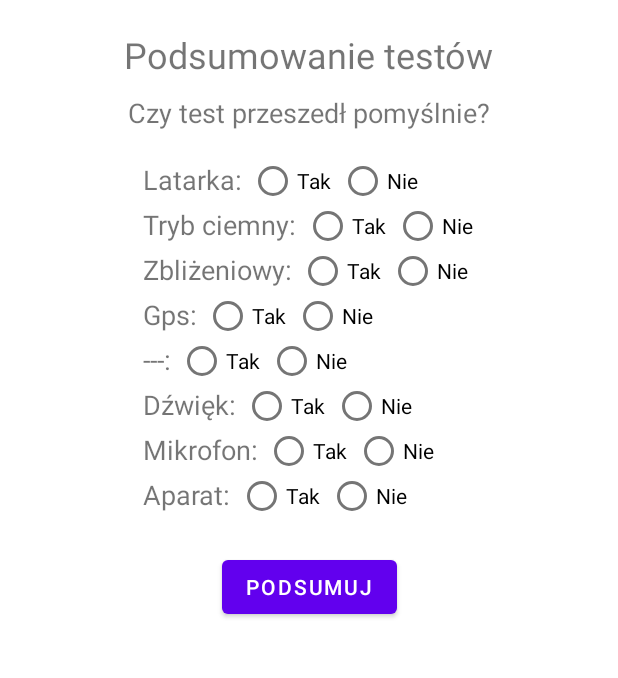
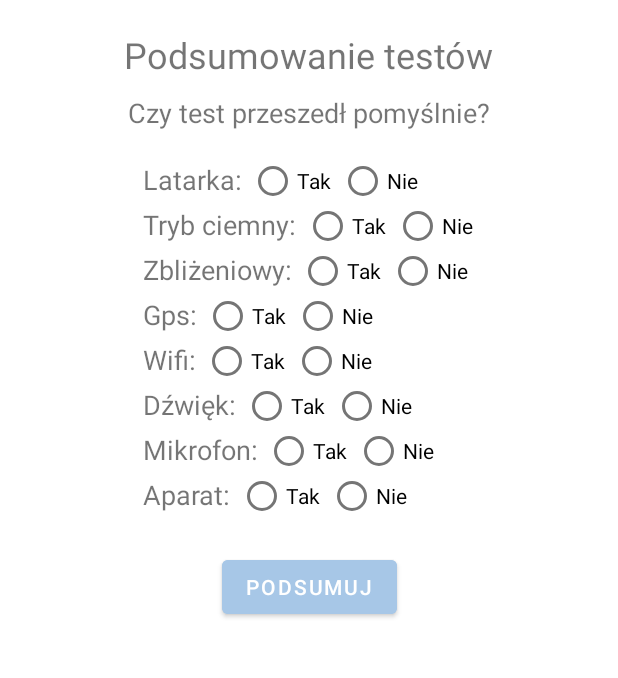
Before and after one commit to Nnunka/Ttest, an Android app: the wyniki screen opened directly, with no data from a screen before it, after a tap on "PODSUMUJ", on a phone screen of 412 x 824 dp, the part 180-858 px from its top. Run offline under Robolectric (Android 15) with nearby library versions, the phone set to English and light mode, and no system bars.

Commit message:
podsumowanie wyników, poprawa layoutu + java

```diff
--- a/app/src/main/java/com/example/ttest/wyniki.java
+++ b/app/src/main/java/com/example/ttest/wyniki.java
@@ -2,18 +2,22 @@ package com.example.ttest;
 
 import androidx.appcompat.app.AppCompatActivity;
 
+import android.content.res.ColorStateList;
+import android.graphics.Color;
 import android.os.Bundle;
 import android.view.View;
 import android.widget.Button;
 import android.widget.RadioButton;
 import android.widget.TextView;
 
+import org.w3c.dom.Text;
+
 public class wyniki extends AppCompatActivity {
 
-    RadioButton tak_latarka, nie_latarka;
-    RadioButton tak_tryb_ciemny, nie_tryb_ciemny;
+    RadioButton tak_latarka, nie_latarka, tak_tryb_ciemny, nie_tryb_ciemny, tak_zblizeniowy, nie_zblizeniowy, tak_gps, nie_gps,
+            tak_wifi, nie_wifi, tak_dzwiek, nie_dzwiek, tak_mikrofon, nie_mikrofon, tak_aparat, nie_aparat;
 
-    TextView wynik_latarka, wynik_tryb_ciemny;
+    TextView wynik_latarka, wynik_tryb_ciemny, wynik_zblizeniowy, wynik_gps, wynik_wifi, wynik_dzwiek, wynik_mikrofon, wynik_aparat;
 
     Button podsumuj;
 
@@ -25,12 +29,37 @@ public class wyniki extends AppCompatActivity {
         tak_latarka = (RadioButton) findViewById(R.id.tak_latarka);
         nie_latarka = (RadioButton) findViewById(R.id.nie_latarka);
         wynik_latarka = (TextView) findViewById(R.id.wynik_latarka);
-        podsumuj = (Button) findViewById(R.id.podsumuj);
 
         tak_tryb_ciemny = (RadioButton) findViewById(R.id.tak_tryb_ciemny);
         nie_tryb_ciemny = (RadioButton) findViewById(R.id.nie_tryb_ciemny);
         wynik_tryb_ciemny = (TextView) findViewById(R.id.wynik_tryb_ciemny);
+
+        tak_zblizeniowy = (RadioButton) findViewById(R.id.tak_zblizeniowy);
+        nie_zblizeniowy = (RadioButton) findViewById(R.id.nie_zblizeniowy);
+        wynik_zblizeniowy = (TextView) findViewById(R.id.wynik_zblizeniowy);
+
+        tak_gps = (RadioButton) findViewById(R.id.tak_gps);
+        nie_gps = (RadioButton) findViewById(R.id.nie_gps);
+        wynik_gps = (TextView) findViewById(R.id.wynik_gps);
+
+        tak_wifi = (RadioButton) findViewById(R.id.tak_wifi);
+        nie_wifi = (RadioButton) findViewById(R.id.nie_wifi);
+        wynik_wifi = (TextView) findViewById(R.id.wynik_wifi);
+
+        tak_dzwiek = (RadioButton) findViewById(R.id.tak_dzwiek);
+        nie_dzwiek = (RadioButton) findViewById(R.id.nie_dzwiek);
+        wynik_dzwiek = (TextView) findViewById(R.id.wynik_dzwiek);
+
+        tak_mikrofon = (RadioButton) findViewById(R.id.tak_mikrofon);
+        nie_mikrofon = (RadioButton) findViewById(R.id.nie_mikrofon);
+        wynik_mikrofon = (TextView) findViewById(R.id.wynik_mikrofon);
+
+        tak_aparat = (RadioButton) findViewById(R.id.tak_aparat);
+        nie_aparat = (RadioButton) findViewById(R.id.nie_aparat);
+        wynik_aparat = (TextView) findViewById(R.id.wynik_aparat);
+
         podsumuj = (Button) findViewById(R.id.podsumuj);
+
 
         podsumuj.setOnClickListener(new View.OnClickListener() {
             @Override
@@ -52,6 +81,53 @@ public class wyniki extends AppCompatActivity {
                 }
 
 
+                if(tak_zblizeniowy.isChecked()) {
+                    ((TextView)findViewById(R.id.wynik_zblizeniowy)).setText("Test czujnika zbliżeniowego przebiegł pomyślnie");
+                }
+                if (nie_zblizeniowy.isChecked()) {
+                    ((TextView)findViewById(R.id.wynik_zblizeniowy)).setText("Test czujnika zbliżeniowego NIE przebiegł pomyślnie");
+                }
+
+
+                if(tak_gps.isChecked()) {
+                    ((TextView)findViewById(R.id.wynik_gps)).setText("Test GPS przebiegł pomyślnie");
+                }
+                if (nie_gps.isChecked()) {
+                    ((TextView)findViewById(R.id.wynik_gps)).setText("Test GPS NIE przebiegł pomyślnie");
+                }
+
+
+                if(tak_wifi.isChecked()) {
+                    ((TextView)findViewById(R.id.wynik_wifi)).setText("Test Wifi przebiegł pomyślnie");
+                }
+                if (nie_wifi.isChecked()) {
+                    ((TextView)findViewById(R.id.wynik_wifi)).setText("Test Wifi NIE przebiegł pomyślnie");
+                }
+
+
+                if(tak_dzwiek.isChecked()) {
+                    ((TextView)findViewById(R.id.wynik_dzwiek)).setText("Test dźwięku przebiegł pomyślnie");
+                }
+                if (nie_dzwiek.isChecked()) {
+                    ((TextView)findViewById(R.id.wynik_dzwiek)).setText("Test dźwięku NIE przebiegł pomyślnie");
+                }
+
+
+                if(tak_mikrofon.isChecked()) {
+                    ((TextView)findViewById(R.id.wynik_mikrofon)).setText("Test mikrofonu przebiegł pomyślnie");
+                }
+                if (nie_mikrofon.isChecked()) {
+                    ((TextView)findViewById(R.id.wynik_mikrofon)).setText("Test mikrofonu NIE przebiegł pomyślnie");
+                }
+
+
+                if(tak_aparat.isChecked()) {
+                    ((TextView)findViewById(R.id.wynik_aparat)).setText("Test aparatu przebiegł pomyślnie");
+                }
+                if (nie_aparat.isChecked()) {
+                    ((TextView)findViewById(R.id.wynik_aparat)).setText("Test aparatu NIE przebiegł pomyślnie");
+                }
+
             }
         });
 
--- a/app/src/main/res/layout/activity_wyniki.xml
+++ b/app/src/main/res/layout/activity_wyniki.xml
@@ -196,13 +196,13 @@
     <!--gps-->
 
 
-    <!--???-->
+    <!--wifi-->
     <TextView
-        android:id="@+id/test_5"
+        android:id="@+id/test_wifi"
         android:layout_width="wrap_content"
         android:layout_height="30dp"
         android:layout_marginStart="95dp"
-        android:text="---: "
+        android:text="Wifi: "
         android:textSize="18dp"
         app:layout_constraintStart_toStartOf="parent"
         app:layout_constraintTop_toBottomOf="@+id/test_gps" />
@@ -213,22 +213,22 @@
         android:layout_height="30dp"
         android:orientation="horizontal"
         app:layout_constraintEnd_toEndOf="parent"
-        app:layout_constraintStart_toEndOf="@+id/test_5"
+        app:layout_constraintStart_toEndOf="@+id/test_wifi"
         app:layout_constraintTop_toBottomOf="@+id/test4">
 
         <RadioButton
-            android:id="@+id/tak_idk"
+            android:id="@+id/tak_wifi"
             android:layout_width="60dp"
             android:layout_height="30dp"
             android:text="Tak" />
 
         <RadioButton
-            android:id="@+id/nie_idk"
+            android:id="@+id/nie_wifi"
             android:layout_width="60dp"
             android:layout_height="30dp"
             android:text="Nie" />
     </RadioGroup>
-    <!--???-->
+    <!--wifi-->
 
 
     <!--dzwięk-->
@@ -240,7 +240,7 @@
         android:text="Dźwięk: "
         android:textSize="18dp"
         app:layout_constraintStart_toStartOf="parent"
-        app:layout_constraintTop_toBottomOf="@+id/test_5" />
+        app:layout_constraintTop_toBottomOf="@+id/test_wifi" />
 
     <RadioGroup
         android:id="@+id/test6"
@@ -336,15 +336,19 @@
     <!--aparat-->
 
 
+
     <Button
         android:id="@+id/podsumuj"
         android:layout_width="wrap_content"
         android:layout_height="wrap_content"
         android:layout_marginTop="20dp"
+        android:backgroundTint="#A7C7E7"
         android:text="Podsumuj"
         app:layout_constraintEnd_toEndOf="parent"
         app:layout_constraintStart_toStartOf="parent"
         app:layout_constraintTop_toBottomOf="@+id/test_aparat" />
+
+
 
     <!--wyświetlenie wyników-->
     <TextView
@@ -384,5 +388,41 @@
         app:layout_constraintStart_toStartOf="parent"
         app:layout_constraintTop_toBottomOf="@+id/wynik_zblizeniowy" />
 
+    <TextView
+        android:id="@+id/wynik_wifi"
+        android:layout_width="wrap_content"
+        android:layout_height="wrap_content"
+        android:text=""
+        app:layout_constraintEnd_toEndOf="parent"
+        app:layout_constraintStart_toStartOf="parent"
+        app:layout_constraintTop_toBottomOf="@+id/wynik_gps" />
+
+    <TextView
+        android:id="@+id/wynik_dzwiek"
+        android:layout_width="wrap_content"
+        android:layout_height="wrap_content"
+        android:text=""
+        app:layout_constraintEnd_toEndOf="parent"
+        app:layout_constraintStart_toStartOf="parent"
+        app:layout_constraintTop_toBottomOf="@+id/wynik_wifi" />
+
+    <TextView
+        android:id="@+id/wynik_mikrofon"
+        android:layout_width="wrap_content"
+        android:layout_height="wrap_content"
+        android:text=""
+        app:layout_constraintEnd_toEndOf="parent"
+        app:layout_constraintStart_toStartOf="parent"
+        app:layout_constraintTop_toBottomOf="@+id/wynik_dzwiek" />
+
+    <TextView
+        android:id="@+id/wynik_aparat"
+        android:layout_width="wrap_content"
+        android:layout_height="wrap_content"
+        android:text=""
+        app:layout_constraintEnd_toEndOf="parent"
+        app:layout_constraintStart_toStartOf="parent"
+        app:layout_constraintTop_toBottomOf="@+id/wynik_mikrofon" />
+
 
 </androidx.constraintlayout.widget.ConstraintLayout>
```
